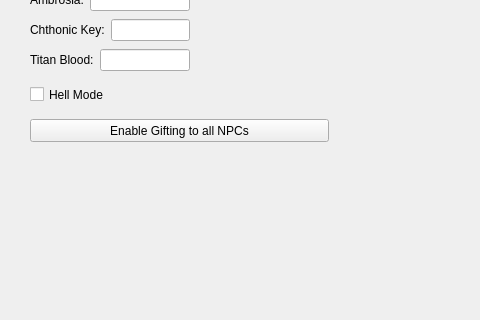
The window that pluto.ui (zsennenga/hades_save_editor) describes before a commit, drawn with Qt 5; both pictures show x 0 to 480 and y 361 to 681 of the 1024 by 768 pixel window.
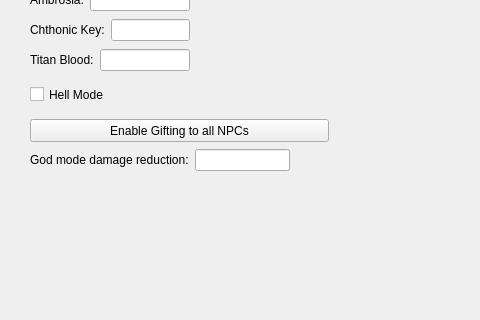
The same window after the commit.

Commit message: Add field to edit damage reduction from God Mode

Patch:
```diff
--- a/pluto.ui
+++ b/pluto.ui
@@ -229,6 +229,28 @@
     </item>
    </layout>
   </widget>
+  <widget class="QWidget" name="formLayoutWidget_8">
+   <property name="geometry">
+    <rect>
+     <x>30</x>
+     <y>510</y>
+     <width>260</width>
+     <height>23</height>
+    </rect>
+   </property>
+   <layout class="QFormLayout" name="formLayout_9">
+    <item row="0" column="0">
+     <widget class="QLabel" name="godModeDamageReductionLabel">
+      <property name="text">
+       <string>God mode damage reduction:</string>
+      </property>
+     </widget>
+    </item>
+    <item row="0" column="1">
+     <widget class="QLineEdit" name="godModeDamageReductionEdit"/>
+    </item>
+   </layout>
+  </widget>
   <widget class="QWidget" name="gridLayoutWidget">
    <property name="geometry">
     <rect>
```
The commit also changes 2 other files.
